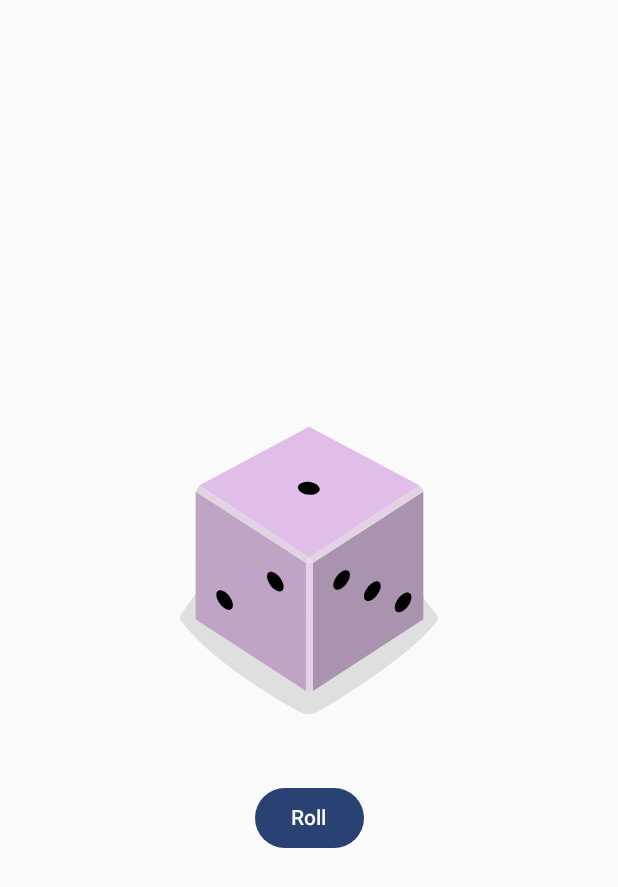
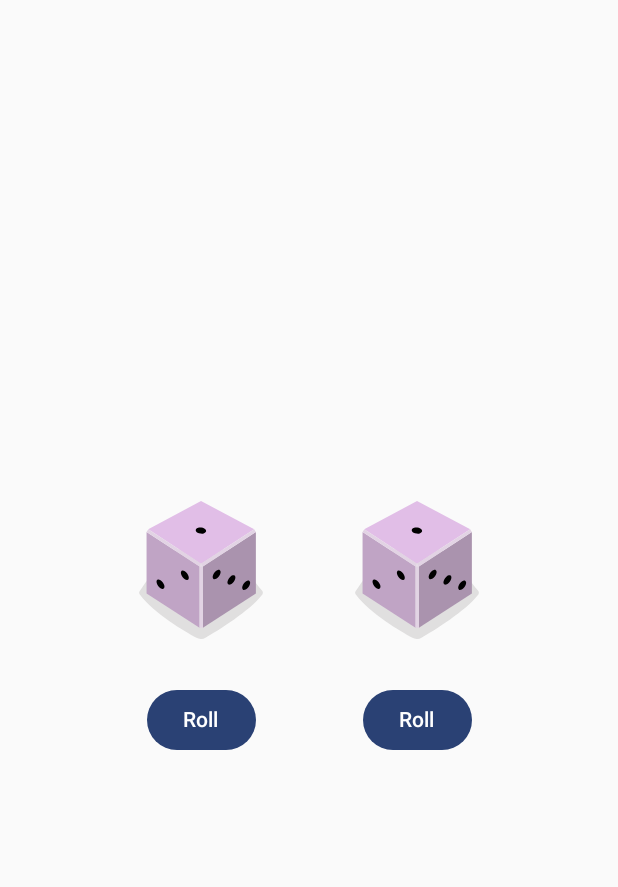
Before and after one commit to hebrabo/DiceRoller, an Android app built with Jetpack Compose: the screen it shows after launch (MainActivity), on a phone screen of 412 x 824 dp. Shown: the top 887 px of the screen. Run offline under Robolectric (Android 15) with nearby library versions, the phone set to English and light mode, and no system bars.

Commit message:
feat: añadir segundo dado y botón independiente fix: ajustar tamaño y alineación de los dados

```diff
--- a/app/src/main/java/com/example/diceroller/MainActivity.kt
+++ b/app/src/main/java/com/example/diceroller/MainActivity.kt
@@ -14,9 +14,12 @@ import androidx.compose.ui.res.stringResource
 import androidx.compose.ui.tooling.preview.Preview
 import com.example.diceroller.ui.theme.DiceRollerTheme
 import androidx.compose.foundation.Image
+import androidx.compose.foundation.layout.Arrangement
+import androidx.compose.foundation.layout.Row
 import androidx.compose.ui.res.painterResource
 import androidx.compose.foundation.layout.height
 import androidx.compose.foundation.layout.Spacer
+import androidx.compose.foundation.layout.size
 import androidx.compose.ui.unit.dp
 import androidx.compose.runtime.mutableStateOf
 import androidx.compose.runtime.remember
@@ -34,10 +37,9 @@ class MainActivity : ComponentActivity() {
     }
 
     @Composable
-    fun DiceWithButtonAndImage(modifier: Modifier = Modifier
-        .fillMaxSize()
-        .wrapContentSize(Alignment.Center)
-    ) {
+    fun DiceWithButtonAndImage(modifier: Modifier = Modifier)
+
+     {
         var result by remember { mutableStateOf(1) }
         val imageResource = when (result) {
             1 -> R.drawable.dice_1
@@ -48,19 +50,49 @@ class MainActivity : ComponentActivity() {
             else -> R.drawable.dice_6
         }
         Column (
-            modifier = modifier,
+            modifier = modifier
+            .fillMaxSize()
+            .wrapContentSize(Alignment.Center),
             horizontalAlignment = Alignment.CenterHorizontally
         ) {
+            // Dos columnas (una por dado) dentro de una fila
+            Row(
+                horizontalArrangement = Arrangement.spacedBy(24.dp),
+                verticalAlignment = Alignment.CenterVertically
+            ){
+                // Primer dado + botón
+                Column(horizontalAlignment = Alignment.CenterHorizontally) {
             Image(
                 painter = painterResource(imageResource),
-                contentDescription = result.toString()
+                contentDescription = result.toString(),
+                modifier = Modifier.size(120.dp)
             )
             Spacer(modifier = Modifier.height(16.dp))
-            Button(onClick = { result = (1..6).random() }) {
+            Button(onClick = {
+                result = (1..6).random()
+            }) {
                 Text(stringResource(R.string.roll))
+            }
+            }
+                // Segundo dado + botón
+                Column(horizontalAlignment = Alignment.CenterHorizontally) {
+                    Image(
+                        painter = painterResource(imageResource),
+                        contentDescription = result.toString(),
+                        modifier = Modifier.size(120.dp)
+                    )
+                    Spacer(modifier = Modifier.height(16.dp))
+                    Button(onClick = {
+                        result = (1..6).random()
+                    }) {
+                        Text(stringResource(R.string.roll))
+                    }
+                }
             }
         }
     }
+
+
 
     @Preview
     @Composable
```
